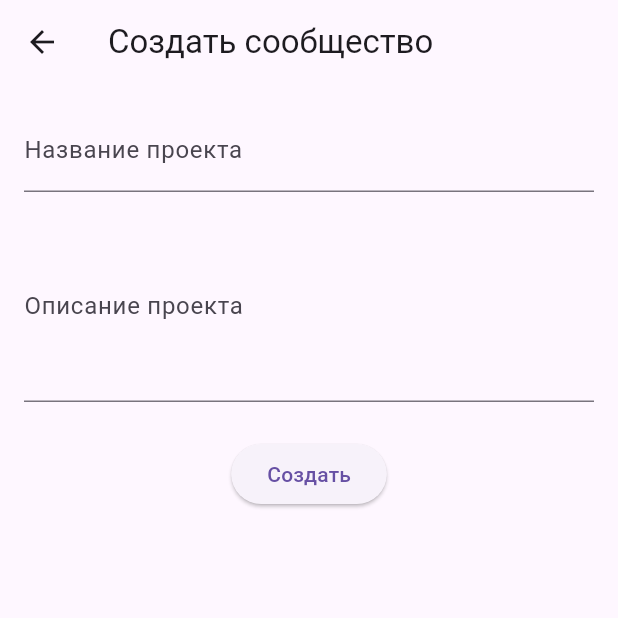
After one commit to TheJohnGalt/NetSearch, a Flutter app: the MainScreen screen opened by its route, item 4 of the bottom bar chosen, after a tap on "Добавить сообщество", on a phone screen of 412 x 824 dp, the top half of it. The commit adds this screen. Run offline on Flutter 3.47's test engine with Material 3 defaults, Android fonts, the light colour scheme and no system bars; our stand-ins replace flutter_bloc, hive, hive_flutter; accounts and stored records are empty.

Commit message:
добавил строку поиска и возможность создавать проект

```diff
--- /dev/null
+++ b/lib/blocs/project_event.dart
@@ -0,0 +1,15 @@
+abstract class ProjectEvent {}
+
+class LoadProjects extends ProjectEvent {
+  final String ownerEmail;
+
+  LoadProjects(this.ownerEmail);
+}
+
+class AddProject extends ProjectEvent {
+  final String ownerEmail;
+  final String title;
+  final String description;
+
+  AddProject(this.ownerEmail, this.title, this.description);
+}
--- /dev/null
+++ b/lib/blocs/project_state.dart
@@ -0,0 +1,17 @@
+abstract class ProjectState {}
+
+class ProjectInitial extends ProjectState {}
+
+class ProjectLoading extends ProjectState {}
+
+class ProjectLoaded extends ProjectState {
+  final List<Map> projects;
+
+  ProjectLoaded(this.projects);
+}
+
+class ProjectError extends ProjectState {
+  final String message;
+
+  ProjectError(this.message);
+}
--- /dev/null
+++ b/lib/pages/home/home_page.dart
@@ -0,0 +1,13 @@
+import 'package:flutter/material.dart';
+
+class HomePage extends StatelessWidget {
+  @override
+  Widget build(BuildContext context) {
+    return Center(
+      child: Text(
+        'Лента новостей',
+        style: TextStyle(fontSize: 24),
+      ),
+    );
+  }
+}
--- /dev/null
+++ b/lib/pages/home/profile_page.dart
@@ -0,0 +1,100 @@
+import 'package:flutter/material.dart';
+import 'package:flutter_bloc/flutter_bloc.dart';
+import '../../blocs/auth_bloc.dart';
+import '../../blocs/auth_event.dart';
+import '../../blocs/auth_state.dart';
+import '../../blocs/project_bloc.dart';
+import '../../blocs/project_event.dart';
+import '../../blocs/project_state.dart';
+
+class ProfilePage extends StatefulWidget {
+  @override
+  _ProfilePageState createState() => _ProfilePageState();
+}
+
+class _ProfilePageState extends State<ProfilePage> {
+  @override
+  void didChangeDependencies() {
+    super.didChangeDependencies();
+
+    final authState = context.read<AuthBloc>().state;
+    if (authState is AuthAuthenticated) {
+      context.read<ProjectBloc>().add(LoadProjects(authState.email));
+    }
+  }
+
+  @override
+  Widget build(BuildContext context) {
+    final authState = context.watch<AuthBloc>().state;
+
+    String email = '';
+    String nickname = '';
+    String description = '';
+
+    if (authState is AuthAuthenticated) {
+      email = authState.email;
+      nickname = authState.nickname;
+      description = authState.description;
+    }
+
+    return Scaffold(
+      appBar: AppBar(
+        title: Text('Профиль пользователя'),
+      ),
+      body: Padding(
+        padding: const EdgeInsets.all(16.0),
+        child: Column(
+          crossAxisAlignment: CrossAxisAlignment.start,
+          children: [
+            Text('Email: $email', style: TextStyle(fontSize: 18)),
+            SizedBox(height: 8),
+            Text('Ник: $nickname', style: TextStyle(fontSize: 22, fontWeight: FontWeight.bold)),
+            SizedBox(height: 8),
+            Text('Описание:', style: TextStyle(fontSize: 18)),
+            SizedBox(height: 4),
+            Text(description, style: TextStyle(fontSize: 16)),
+            SizedBox(height: 24),
+            ElevatedButton.icon(
+              icon: Icon(Icons.add),
+              label: Text('Добавить сообщество'),
+              onPressed: () {
+                Navigator.pushNamed(context, '/project_create', arguments: email);
+              },
+            ),
+            SizedBox(height: 24),
+            Text('Мои сообщества:', style: TextStyle(fontSize: 20, fontWeight: FontWeight.bold)),
+            SizedBox(height: 8),
+            Expanded(
+              child: BlocBuilder<ProjectBloc, ProjectState>(
+                builder: (context, state) {
+                  if (state is ProjectLoading) {
+                    return Center(child: CircularProgressIndicator());
+                  } else if (state is ProjectLoaded) {
+                    if (state.projects.isEmpty) {
+                      return Center(child: Text('Вы ещё не создали ни одного сообщества'));
+                    }
+                    return ListView.builder(
+                      itemCount: state.projects.length,
+                      itemBuilder: (context, index) {
+                        final project = state.projects[index];
+                        return Card(
+                          child: ListTile(
+                            title: Text(project['title'] ?? ''),
+                            subtitle: Text(project['description'] ?? ''),
+                          ),
+                        );
+                      },
+                    );
+                  } else if (state is ProjectError) {
+                    return Center(child: Text(state.message));
+                  }
+                  return SizedBox.shrink();
+                },
+              ),
+            ),
+          ],
+        ),
+      ),
+    );
+  }
+}
--- /dev/null
+++ b/lib/pages/home/project_create_page.dart
@@ -0,0 +1,78 @@
+import 'package:flutter/material.dart';
+import 'package:flutter_bloc/flutter_bloc.dart';
+import '../../blocs/project_bloc.dart';
+import '../../blocs/project_event.dart';
+import '../../blocs/project_state.dart';
+
+class ProjectCreatePage extends StatefulWidget {
+  @override
+  _ProjectCreatePageState createState() => _ProjectCreatePageState();
+}
+
+class _ProjectCreatePageState extends State<ProjectCreatePage> {
+  final _titleController = TextEditingController();
+  final _descriptionController = TextEditingController();
+
+  @override
+  Widget build(BuildContext context) {
+    // Получаем email текущего пользователя из аргументов или из AuthBloc
+    final String ownerEmail = ModalRoute.of(context)!.settings.arguments as String;
+
+    return Scaffold(
+      appBar: AppBar(
+        title: Text('Создать сообщество'),
+      ),
+      body: Padding(
+        padding: const EdgeInsets.all(16.0),
+        child: Column(
+          children: [
+            TextField(
+              controller: _titleController,
+              decoration: InputDecoration(labelText: 'Название проекта'),
+            ),
+            SizedBox(height: 12),
+            TextField(
+              controller: _descriptionController,
+              decoration: InputDecoration(labelText: 'Описание проекта'),
+              maxLines: 4,
+            ),
+            SizedBox(height: 24),
+            BlocConsumer<ProjectBloc, ProjectState>(
+              listener: (context, state) {
+                if (state is ProjectLoaded) {
+                  // После успешного создания возвращаемся назад
+                  Navigator.pop(context);
+                } else if (state is ProjectError) {
+                  ScaffoldMessenger.of(context).showSnackBar(
+                    SnackBar(content: Text(state.message)),
+                  );
+                }
+              },
+              builder: (context, state) {
+                if (state is ProjectLoading) {
+                  return CircularProgressIndicator();
+                }
+                return ElevatedButton(
+                  onPressed: () {
+                    final title = _titleController.text.trim();
+                    final description = _descriptionController.text.trim();
+
+                    if (title.isEmpty) {
+                      ScaffoldMessenger.of(context).showSnackBar(
+                        SnackBar(content: Text('Введите название проекта')),
+                      );
+                      return;
+                    }
+
+                    context.read<ProjectBloc>().add(AddProject(ownerEmail, title, description));
+                  },
+                  child: Text('Создать'),
+                );
+              },
+            ),
+          ],
+        ),
+      ),
+    );
+  }
+}
--- a/lib/pages/search_page.dart
+++ b/lib/pages/home/search_page.dart
@@ -1,8 +1,8 @@
 import 'package:flutter/material.dart';
 import 'package:flutter_bloc/flutter_bloc.dart';
-import '../blocs/search_bloc.dart';
-import '../blocs/search_event.dart';
-import '../blocs/search_state.dart';
+import '../../blocs/search_bloc.dart';
+import '../../blocs/search_event.dart';
+import '../../blocs/search_state.dart';
 
 class SearchPage extends StatefulWidget {
   @override
--- /dev/null
+++ b/lib/pages/main_screen.dart
@@ -0,0 +1,66 @@
+import 'package:flutter/material.dart';
+import 'package:flutter_bloc/flutter_bloc.dart';
+import 'home/home_page.dart';
+import 'home/messenger_page.dart';
+import 'home/profile_page.dart';
+import 'home/search_page.dart';
+import '../blocs/auth_bloc.dart';
+import '../blocs/auth_state.dart';
+
+class MainScreen extends StatefulWidget {
+  @override
+  _MainScreenState createState() => _MainScreenState();
+}
+
+class _MainScreenState extends State<MainScreen> {
+  int _currentIndex = 0;
+
+  final List<Widget> _pages = [
+    HomePage(),
+    MessengerPage(),
+    SearchPage(),
+    ProfilePage(),
+  ];
+
+  @override
+  Widget build(BuildContext context) {
+    return BlocListener<AuthBloc, AuthState>(
+      listener: (context, state) {
+        if (state is AuthLoggedOut) {
+          // При выходе возвращаемся на экран входа
+          Navigator.pushReplacementNamed(context, '/');
+        }
+      },
+      child: Scaffold(
+        body: _pages[_currentIndex],
+        bottomNavigationBar: BottomNavigationBar(
+          currentIndex: _currentIndex,
+          type: BottomNavigationBarType.fixed,
+          onTap: (index) {
+            setState(() {
+              _currentIndex = index;
+            });
+          },
+          items: [
+            BottomNavigationBarItem(
+              icon: Icon(Icons.home),
+              label: 'Главная',
+            ),
+            BottomNavigationBarItem(
+              icon: Icon(Icons.message),
+              label: 'Мессенджер',
+            ),
+            BottomNavigationBarItem(
+              icon: Icon(Icons.search),
+              label: 'Поиск',
+            ),
+            BottomNavigationBarItem(
+              icon: Icon(Icons.person),
+              label: 'Профиль',
+            ),
+          ],
+        ),
+      ),
+    );
+  }
+}
```
Also changed, not shown: lib/blocs/project_bloc.dart (added, +46 -0 lines), lib/main.dart (+10 -11 lines), lib/pages/auth/login_page.dart (renamed from lib/pages/login_page.dart, +13 -25 lines), lib/pages/home/messenger_page.dart (added, +13 -0 lines), lib/pages/profile_page.dart (deleted, +0 -53 lines).
